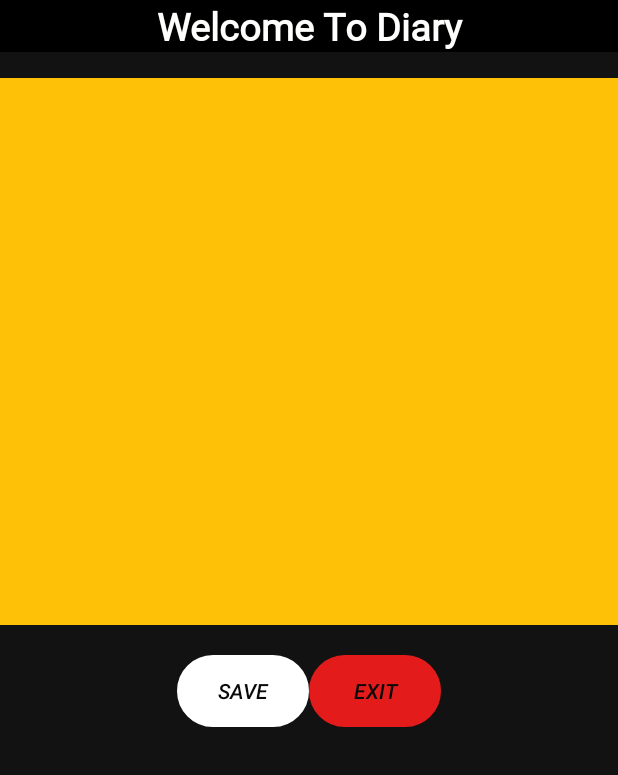
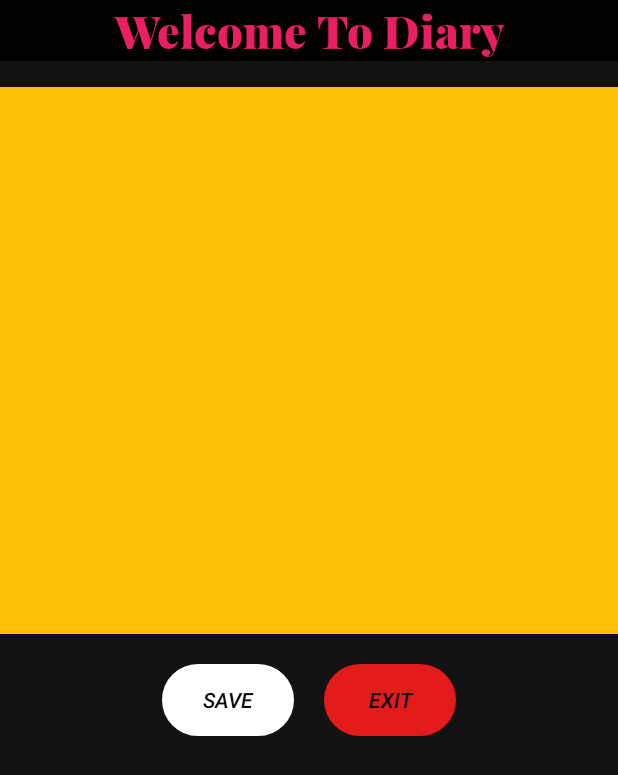
Before and after one commit to ramimhossain12/Programming-Diary, an Android app: the layout activity_main.xml on its own in the app's theme, with its tools: preview values and no code run, on a phone screen of 412 x 824 dp. Shown: the top 775 px of the screen. Run offline under Robolectric (Android 15) with nearby library versions, the phone set to English and light mode, and no system bars.

Commit message:
Description added and layout change

```diff
--- a/app/src/main/res/layout/activity_main.xml
+++ b/app/src/main/res/layout/activity_main.xml
@@ -16,12 +16,12 @@
         android:layout_width="match_parent"
         android:layout_height="wrap_content"
         android:textAlignment="center"
-        android:textSize="25sp"
+        android:textSize="30sp"
         android:textStyle="bold"
         android:background="#000000"
-        android:fontFamily="@font/calibri"
+        android:fontFamily="@font/ff"
         android:text="Welcome To Diary"
-        android:textColor="#FFFFFD"
+        android:textColor="#E91E63"
         android:gravity="center_horizontal" />
 
 
@@ -57,6 +57,7 @@
             android:layout_gravity="center"
             android:textStyle="italic"
             android:textColor="#090909"
+            android:layout_marginRight="20dp"
             android:background="@drawable/brt_shape"
             android:backgroundTint="#FFFFFF"
             android:text="Save"
@@ -73,7 +74,13 @@
             android:textColor="#090909"
             style="@style/Widget.AppCompat.Button.Colored">
 
+
+
+
         </Button>
+
+
+
 
 
     </LinearLayout>
```
Also changed, not shown: app/src/main/res/font/ff.otf (added), app/src/main/res/font/pppp.otf (added), 1 other file.
